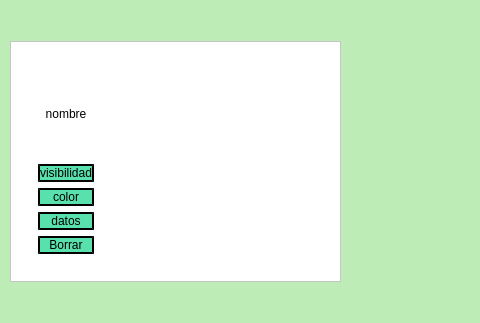
odevincenti/TC-TP1, file frontend/menu.ui: the form before one commit; both pictures show x 0 to 480 and y 282 to 605 of the 1201 by 795 pixel window.
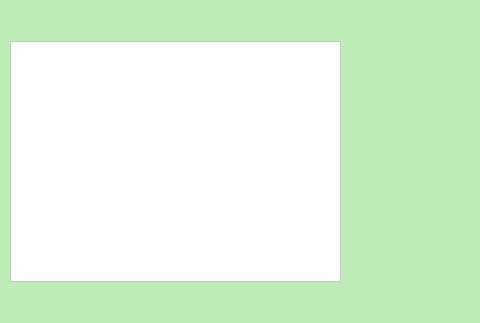
The form after the commit. Custom widgets are drawn as their Qt base class.

Commit message: OJO CUANDO BAJAS LOS .ui

```diff
--- a/frontend/menu.ui
+++ b/frontend/menu.ui
@@ -251,78 +251,6 @@
        <item>
         <widget class="QWidget" name="CurveList" native="true">
          <layout class="QHBoxLayout" name="horizontalLayout">
-          <item>
-           <widget class="QWidget" name="Curve_0" native="true">
-            <layout class="QVBoxLayout" name="verticalLayout_3">
-             <item>
-              <widget class="QLabel" name="label">
-               <property name="text">
-                <string>nombre</string>
-               </property>
-               <property name="alignment">
-                <set>Qt::AlignCenter</set>
-               </property>
-              </widget>
-             </item>
-             <item>
-              <widget class="QPushButton" name="pushButton">
-               <property name="styleSheet">
-                <string notr="true">background-color:rgb(88, 224, 173);
-border-radius:15px;
-border-style: outset;
-border-width: 2px;
-border-color: black;</string>
-               </property>
-               <property name="text">
-                <string>visibilidad</string>
-               </property>
-              </widget>
-             </item>
-             <item>
-              <widget class="QPushButton" name="pushButton_2">
-               <property name="styleSheet">
-                <string notr="true">background-color:rgb(88, 224, 173);
-border-radius:15px;
-border-style: outset;
-border-width: 2px;
-border-color: black;</string>
-               </property>
-               <property name="text">
-                <string>color</string>
-               </property>
-              </widget>
-             </item>
-             <item>
-              <widget class="QPushButton" name="pushButton_3">
-               <property name="styleSheet">
-                <string notr="true">background-color:rgb(88, 224, 173);
-border-radius:15px;
-border-style: outset;
-border-width: 2px;
-border-color: black;</string>
-               </property>
-               <property name="text">
-                <string>datos</string>
-               </property>
-              </widget>
-             </item>
-             <item>
-              <widget class="QPushButton" name="curva1_borrar_Button">
-               <property name="styleSheet">
-                <string notr="true">background-color:rgb(88, 224, 173);
-border-radius:15px;
-border-style: outset;
-border-width: 2px;
-border-color: black;</string>
-               </property>
-               <property name="text">
-                <string>Borrar</string>
-               </property>
-              </widget>
-             </item>
-            </layout>
-           </widget>
-          </item>
           <item>
            <spacer name="horizontalSpacer">
             <property name="orientation">
```
The commit also changes 5 other files.
